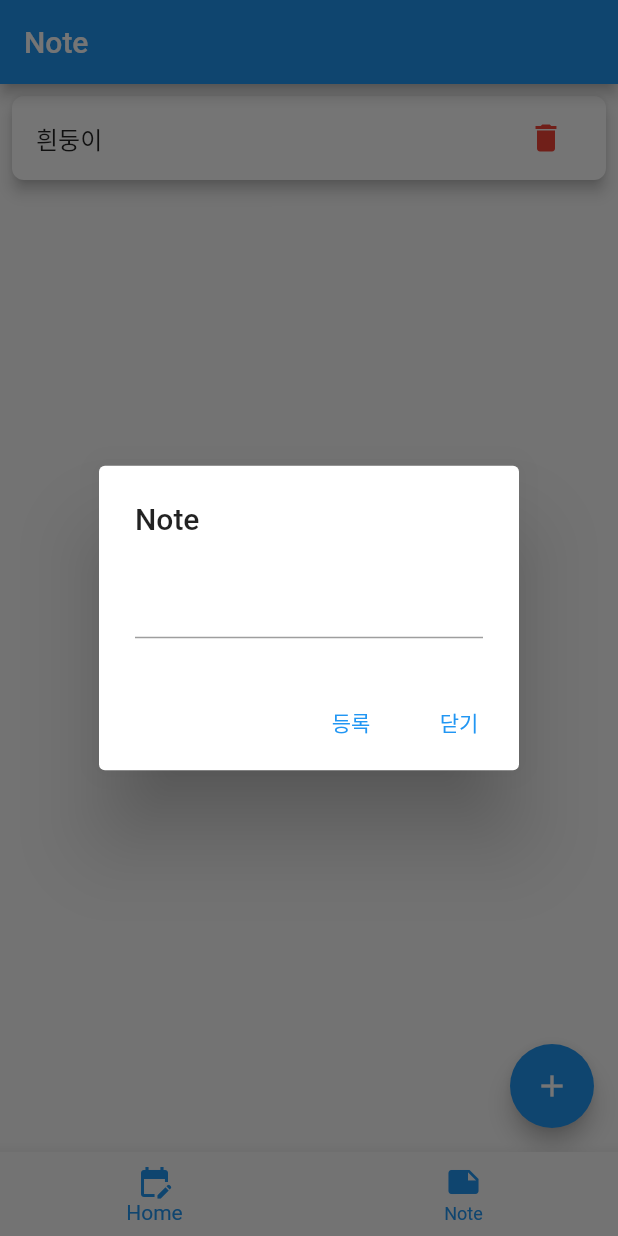
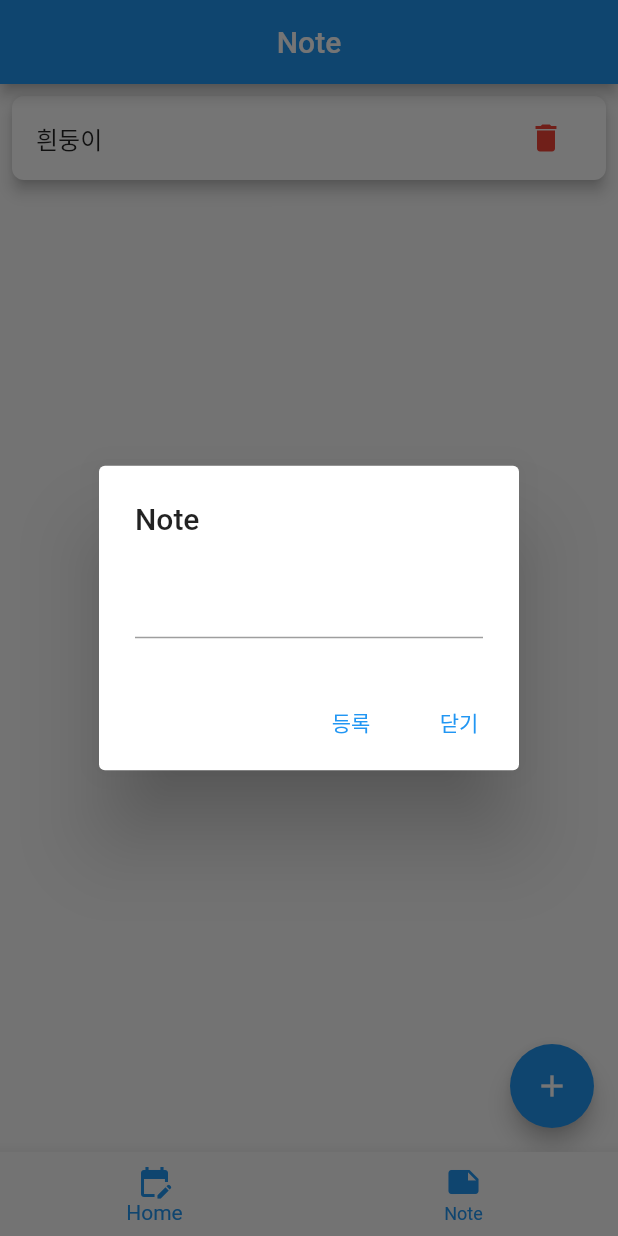
Before and after one commit to mjhdevil/todo, a Flutter app: the screen it shows after launch, item 2 of the bottom bar chosen, after a tap on the "add" icon, on a phone screen of 412 x 824 dp. Run offline on Flutter 3.47's test engine with Material 2 defaults, Android fonts, the light colour scheme and no system bars; our stand-ins replace flutter_native_splash, get, table_calendar.

Commit message:
Calendar Commit
// Note getx 사용해서 수정해야함

```diff
--- a/lib/view/home.dart
+++ b/lib/view/home.dart
@@ -1,4 +1,5 @@
 import 'package:flutter/material.dart';
+import 'package:table_calendar/table_calendar.dart';
 
 class Home extends StatefulWidget {
   Home({Key? key}) : super(key: key);
@@ -8,13 +9,23 @@ class Home extends StatefulWidget {
 }
 
 class _HomeState extends State<Home> {
+
+  DateTime today = DateTime.now();
+
   @override
   Widget build(BuildContext context) {
     return Scaffold(
+      appBar: AppBar(
+        centerTitle: true,
+        title: Text('Home'),
+      ),
       body: Column(
-        mainAxisAlignment: MainAxisAlignment.center,
         children: [
-          Text('Home')
+          TableCalendar(
+              focusedDay: DateTime.now(),
+              firstDay: DateTime(2023),
+              lastDay: DateTime(2024),
+          )
         ],
       ),
     );
--- a/lib/view/note.dart
+++ b/lib/view/note.dart
@@ -3,8 +3,6 @@ import 'package:get/get.dart';
 import 'package:todo/controller/controller.dart';
 
 class Note extends StatefulWidget {
-  NoteController noteController =
-  Get.put(NoteController());
   Note({Key? key}) : super(key: key);
 
   @override
@@ -12,10 +10,8 @@ class Note extends StatefulWidget {
 }
 
 class _NoteState extends State<Note> {
-
   List todos = [];
   String input = "";
-
 
   @override
   void initState() {
@@ -27,6 +23,7 @@ class _NoteState extends State<Note> {
   Widget build(BuildContext context) {
     return Scaffold(
       appBar: AppBar(
+        centerTitle: true,
         title: Text("Note"),
       ),
       floatingActionButton: FloatingActionButton(
@@ -42,21 +39,27 @@ class _NoteState extends State<Note> {
                       },
                     ),
                     actions: <Widget>[
-                      TextButton(onPressed: (){
-                        setState(() {
-                          todos.add(input); // 글쓰기 안했을경우 등록 수저해야함 ★★★
-                        });
-                        Navigator.of(context).pop();	// input 입력 후 창 닫히도록
-                      },
+                      TextButton(
+                          onPressed: () {
+                            setState(() {
+                              if(context != null){ // 글쓰기 안했을경우 등록 수저해야함 ★★★
+                                todos.add(input);
+                                Navigator.of(context).pop(); // input 입력 후 창 닫히도록
+                              }else{
+
+                              }
+
+                            });
+
+                          },
                           child: Text("등록")),
-                      TextButton(onPressed: (){
-                        setState(() {
-                        });
-                        Get.back();	// 닫기
-                      },
+                      TextButton(
+                          onPressed: () {
+                            setState(() {});
+                            Get.back(); // 닫기
+                          },
                           child: Text("닫기")),
-                    ]
-                );
+                    ]);
               });
         },
         child: Icon(
@@ -67,27 +70,24 @@ class _NoteState extends State<Note> {
       body: ListView.builder(
           itemCount: todos.length,
           itemBuilder: (BuildContext context, int index) {
-            return Dismissible(	// 삭제 버튼 및 기능 추가
+            return Dismissible(
+                // 삭제 버튼 및 기능 추가
                 key: Key(todos[index]),
                 child: Card(
                     elevation: 4,
                     margin: EdgeInsets.all(8),
-                    shape: RoundedRectangleBorder(borderRadius:
-                    BorderRadius.circular(8)
-                    ),
+                    shape: RoundedRectangleBorder(
+                        borderRadius: BorderRadius.circular(8)),
                     child: ListTile(
                       title: Text(todos[index]),
-                      trailing: IconButton(icon: Icon(
-                          Icons.delete,
-                          color: Colors.red
-                      ),
+                      trailing: IconButton(
+                          icon: Icon(Icons.delete, color: Colors.red),
                           onPressed: () {
                             setState(() {
                               todos.removeAt(index);
                             });
                           }),
-                    )
-                ));
+                    )));
           }),
     );
   }
```
